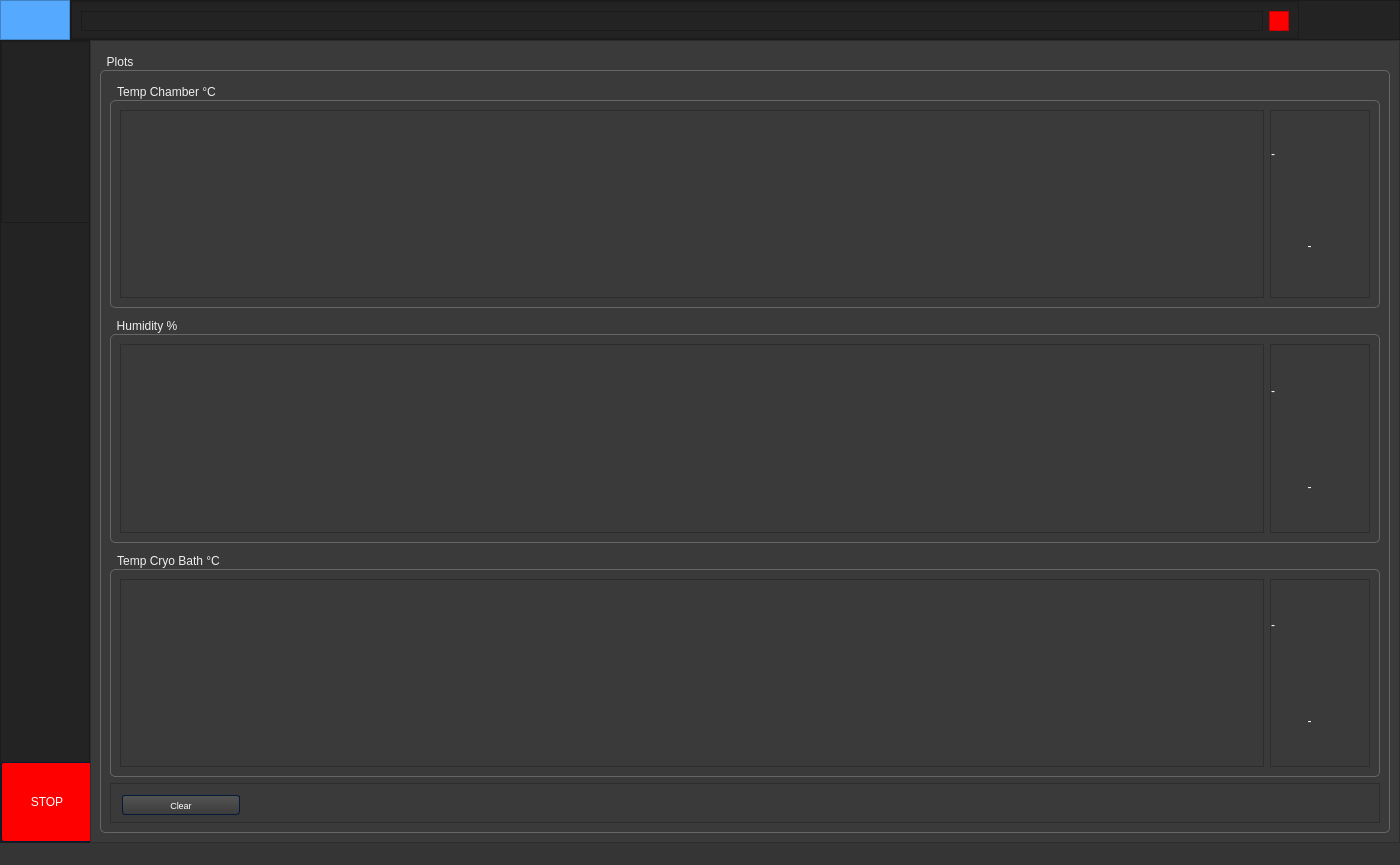
Before: the Qt Designer form PEM_new_gui.ui in LarsG21/plunge_freezer_gui, drawn with Qt 5.
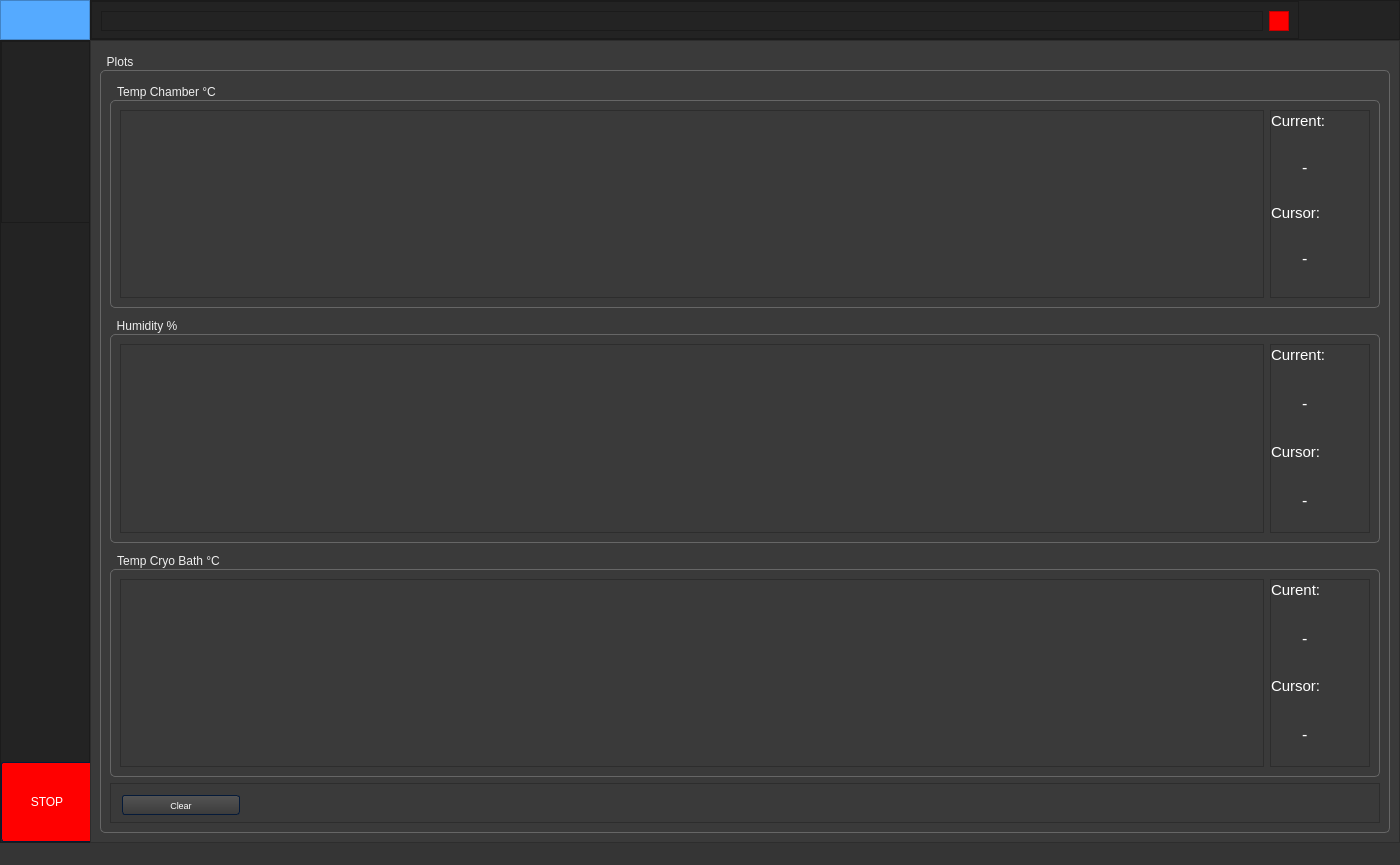
After: the same form once the commit is applied. The open tabs and pages were chosen to show the change. Icons and pictures are not drawn.

Diff of the .ui file:
```diff
--- a/PEM_new_gui.ui
+++ b/PEM_new_gui.ui
@@ -1072,7 +1072,7 @@
         <widget class="QFrame" name="frame_toggle">
          <property name="maximumSize">
           <size>
-           <width>70</width>
+           <width>90</width>
            <height>40</height>
           </size>
          </property>
@@ -2389,6 +2389,11 @@
                           <height>16777215</height>
                          </size>
                         </property>
+                        <property name="font">
+                         <font>
+                          <pointsize>12</pointsize>
+                         </font>
+                        </property>
                         <property name="frameShape">
                          <enum>QFrame::StyledPanel</enum>
                         </property>
@@ -2405,17 +2410,53 @@
                          <property name="rightMargin">
                           <number>0</number>
                          </property>
-                         <item row="1" column="0">
+                         <item row="3" column="0">
                           <widget class="QLabel" name="temp_chamber_plot">
                            <property name="text">
-                            <string>           -           </string>
+                            <string>       -           </string>
                            </property>
                           </widget>
                          </item>
-                         <item row="0" column="0">
+                         <item row="1" column="0">
                           <widget class="QLabel" name="temp_chamber_plot_current">
                            <property name="text">
-                            <string>-</string>
+                            <string>       -           </string>
+                           </property>
+                          </widget>
+                         </item>
+                         <item row="0" column="0">
+                          <widget class="QLabel" name="label_14">
+                           <property name="maximumSize">
+                            <size>
+                             <width>16777215</width>
+                             <height>20</height>
+                            </size>
+                           </property>
+                           <property name="font">
+                            <font>
+                             <pointsize>11</pointsize>
+                            </font>
+                           </property>
+                           <property name="text">
+                            <string>Current:</string>
+                           </property>
+                          </widget>
+                         </item>
+                         <item row="2" column="0">
+                          <widget class="QLabel" name="label_17">
+                           <property name="maximumSize">
+                            <size>
+                             <width>16777215</width>
+                             <height>20</height>
+                            </size>
+                           </property>
+                           <property name="font">
+                            <font>
+                             <pointsize>11</pointsize>
+                            </font>
+                           </property>
+                           <property name="text">
+                            <string>Cursor:</string>
                            </property>
                           </widget>
                          </item>
@@ -2450,6 +2491,11 @@
                           <height>16777215</height>
                          </size>
                         </property>
+                        <property name="font">
+                         <font>
+                          <pointsize>12</pointsize>
+                         </font>
+                        </property>
                         <property name="frameShape">
                          <enum>QFrame::StyledPanel</enum>
                         </property>
@@ -2469,17 +2515,53 @@
                          <property name="bottomMargin">
                           <number>0</number>
                          </property>
-                         <item row="1" column="0">
-                          <widget class="QLabel" name="humid_plot">
+                         <item row="0" column="0">
+                          <widget class="QLabel" name="label_15">
+                           <property name="maximumSize">
+                            <size>
+                             <width>16777215</width>
+                             <height>20</height>
+                            </size>
+                           </property>
+                           <property name="font">
+                            <font>
+                             <pointsize>11</pointsize>
+                            </font>
+                           </property>
                            <property name="text">
-                            <string>           -           </string>
+                            <string>Current:</string>
                            </property>
                           </widget>
                          </item>
-                         <item row="0" column="0">
+                         <item row="1" column="0">
                           <widget class="QLabel" name="humid_plot_current">
                            <property name="text">
-                            <string>-</string>
+                            <string>       -           </string>
+                           </property>
+                          </widget>
+                         </item>
+                         <item row="3" column="0">
+                          <widget class="QLabel" name="humid_plot">
+                           <property name="text">
+                            <string>       -           </string>
+                           </property>
+                          </widget>
+                         </item>
+                         <item row="2" column="0">
+                          <widget class="QLabel" name="label_18">
+                           <property name="maximumSize">
+                            <size>
+                             <width>16777215</width>
+                             <height>20</height>
+                            </size>
+                           </property>
+                           <property name="font">
+                            <font>
+                             <pointsize>11</pointsize>
+                            </font>
+                           </property>
+                           <property name="text">
+                            <string>Cursor:</string>
                            </property>
                           </widget>
                          </item>
@@ -2514,6 +2596,11 @@
                           <height>16777215</height>
                          </size>
                         </property>
+                        <property name="font">
+                         <font>
+                          <pointsize>12</pointsize>
+                         </font>
+                        </property>
                         <property name="frameShape">
                          <enum>QFrame::StyledPanel</enum>
                         </property>
@@ -2533,17 +2620,53 @@
                          <property name="bottomMargin">
                           <number>0</number>
                          </property>
-                         <item row="1" column="0">
+                         <item row="3" column="0">
                           <widget class="QLabel" name="temp_cryo_plot">
                            <property name="text">
-                            <string>           -           </string>
+                            <string>       -           </string>
                            </property>
                           </widget>
                          </item>
                          <item row="0" column="0">
+                          <widget class="QLabel" name="label_16">
+                           <property name="maximumSize">
+                            <size>
+                             <width>16777215</width>
+                             <height>20</height>
+                            </size>
+                           </property>
+                           <property name="font">
+                            <font>
+                             <pointsize>11</pointsize>
+                            </font>
+                           </property>
+                           <property name="text">
+                            <string>Curent:</string>
+                           </property>
+                          </widget>
+                         </item>
+                         <item row="1" column="0">
                           <widget class="QLabel" name="temp_cryo_plot_current">
                            <property name="text">
-                            <string>-</string>
+                            <string>       -           </string>
+                           </property>
+                          </widget>
+                         </item>
+                         <item row="2" column="0">
+                          <widget class="QLabel" name="label_19">
+                           <property name="maximumSize">
+                            <size>
+                             <width>16777215</width>
+                             <height>20</height>
+                            </size>
+                           </property>
+                           <property name="font">
+                            <font>
+                             <pointsize>11</pointsize>
+                            </font>
+                           </property>
+                           <property name="text">
+                            <string>Cursor:</string>
                            </property>
                           </widget>
                          </item>
```
Left out of the diff: 178 changed lines with no effect on the pictures.
